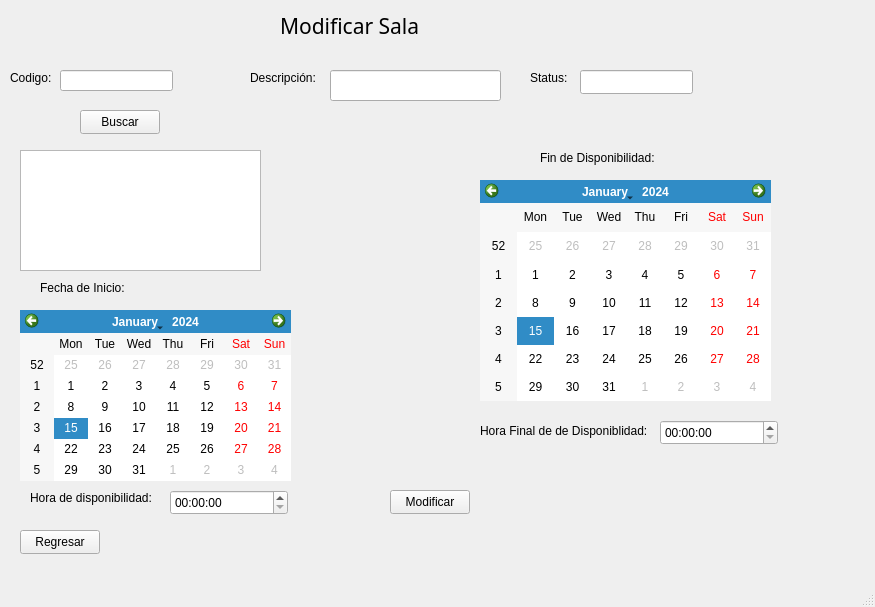
alejandra057/App_Medica_Progra3, file App_Medica/mainwindow.ui: the form before one commit.
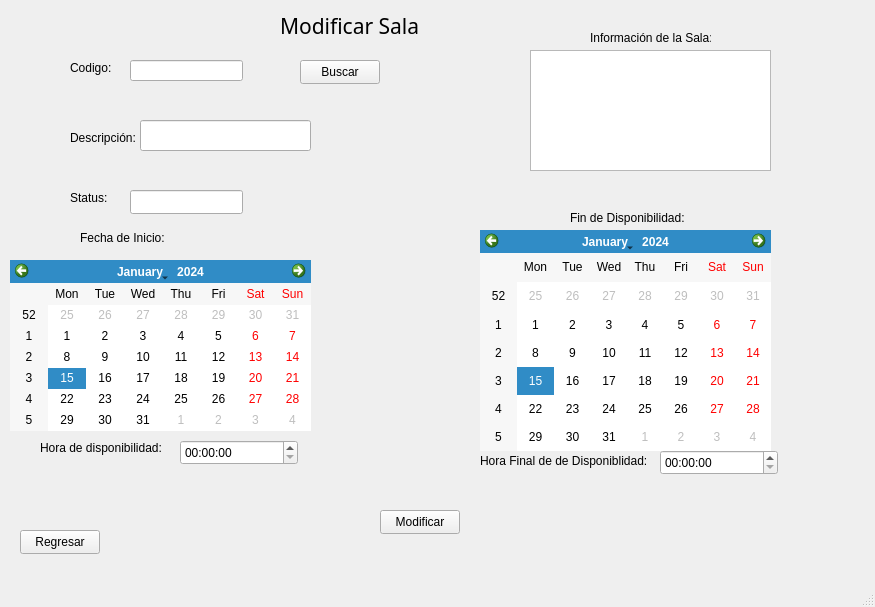
The form after the commit. The open tabs and pages were chosen to show the change.

Commit message:
arreglando recetas y salas
.

```diff
--- a/App_Medica/mainwindow.ui
+++ b/App_Medica/mainwindow.ui
@@ -994,8 +994,8 @@
      <widget class="QLabel" name="label_26">
       <property name="geometry">
        <rect>
-        <x>30</x>
-        <y>70</y>
+        <x>90</x>
+        <y>60</y>
         <width>49</width>
         <height>16</height>
        </rect>
@@ -1007,8 +1007,8 @@
      <widget class="QLabel" name="label_27">
       <property name="geometry">
        <rect>
-        <x>270</x>
-        <y>70</y>
+        <x>90</x>
+        <y>130</y>
         <width>81</width>
         <height>16</height>
        </rect>
@@ -1020,8 +1020,8 @@
      <widget class="QLabel" name="label_28">
       <property name="geometry">
        <rect>
-        <x>550</x>
-        <y>70</y>
+        <x>90</x>
+        <y>190</y>
         <width>49</width>
         <height>16</height>
        </rect>
@@ -1033,8 +1033,8 @@
      <widget class="QLineEdit" name="DescripcioModificar">
       <property name="geometry">
        <rect>
-        <x>350</x>
-        <y>70</y>
+        <x>160</x>
+        <y>120</y>
         <width>171</width>
         <height>31</height>
        </rect>
@@ -1043,9 +1043,9 @@
      <widget class="QCalendarWidget" name="fechaStarModi">
       <property name="geometry">
        <rect>
-        <x>40</x>
-        <y>310</y>
-        <width>271</width>
+        <x>30</x>
+        <y>260</y>
+        <width>301</width>
         <height>171</height>
        </rect>
       </property>
@@ -1054,7 +1054,7 @@
       <property name="geometry">
        <rect>
         <x>500</x>
-        <y>180</y>
+        <y>230</y>
         <width>291</width>
         <height>221</height>
        </rect>
@@ -1063,8 +1063,8 @@
      <widget class="QLabel" name="label_29">
       <property name="geometry">
        <rect>
-        <x>60</x>
-        <y>280</y>
+        <x>100</x>
+        <y>230</y>
         <width>91</width>
         <height>16</height>
        </rect>
@@ -1076,8 +1076,8 @@
      <widget class="QLabel" name="label_30">
       <property name="geometry">
        <rect>
-        <x>560</x>
-        <y>150</y>
+        <x>590</x>
+        <y>210</y>
         <width>121</width>
         <height>16</height>
        </rect>
@@ -1089,8 +1089,8 @@
      <widget class="QPushButton" name="pushButton_26">
       <property name="geometry">
        <rect>
-        <x>410</x>
-        <y>490</y>
+        <x>400</x>
+        <y>510</y>
         <width>80</width>
         <height>24</height>
        </rect>
@@ -1115,8 +1115,8 @@
      <widget class="QLineEdit" name="CodeModificar">
       <property name="geometry">
        <rect>
-        <x>80</x>
-        <y>70</y>
+        <x>150</x>
+        <y>60</y>
         <width>113</width>
         <height>21</height>
        </rect>
@@ -1125,8 +1125,8 @@
      <widget class="QLabel" name="label_115">
       <property name="geometry">
        <rect>
-        <x>50</x>
-        <y>490</y>
+        <x>60</x>
+        <y>440</y>
         <width>131</width>
         <height>16</height>
        </rect>
@@ -1139,7 +1139,7 @@
       <property name="geometry">
        <rect>
         <x>500</x>
-        <y>420</y>
+        <y>450</y>
         <width>171</width>
         <height>21</height>
        </rect>
@@ -1151,8 +1151,8 @@
      <widget class="QTimeEdit" name="horainicio_modi">
       <property name="geometry">
        <rect>
-        <x>190</x>
-        <y>490</y>
+        <x>200</x>
+        <y>440</y>
         <width>118</width>
         <height>25</height>
        </rect>
@@ -1162,7 +1162,7 @@
       <property name="geometry">
        <rect>
         <x>680</x>
-        <y>420</y>
+        <y>450</y>
         <width>118</width>
         <height>25</height>
        </rect>
@@ -1171,8 +1171,8 @@
      <widget class="QPushButton" name="buscar_sala">
       <property name="geometry">
        <rect>
-        <x>100</x>
-        <y>110</y>
+        <x>320</x>
+        <y>60</y>
         <width>80</width>
         <height>24</height>
        </rect>
@@ -1184,8 +1184,8 @@
      <widget class="QLineEdit" name="status_modi">
       <property name="geometry">
        <rect>
-        <x>600</x>
-        <y>70</y>
+        <x>150</x>
+        <y>190</y>
         <width>113</width>
         <height>24</height>
        </rect>
@@ -1194,13 +1194,26 @@
      <widget class="QTextEdit" name="texto_sala">
       <property name="geometry">
        <rect>
-        <x>40</x>
-        <y>150</y>
+        <x>550</x>
+        <y>50</y>
         <width>241</width>
         <height>121</height>
        </rect>
       </property>
      </widget>
+     <widget class="QLabel" name="label_117">
+      <property name="geometry">
+       <rect>
+        <x>610</x>
+        <y>30</y>
+        <width>121</width>
+        <height>16</height>
+       </rect>
+      </property>
+      <property name="text">
+       <string>Información de la Sala:</string>
+      </property>
+     </widget>
     </widget>
     <widget class="QWidget" name="EliminarSala_2">
      <widget class="QLabel" name="label_31">
```
Left out of the diff: 6 changed lines with no effect on the pictures. The commit also changes 13 other files.
